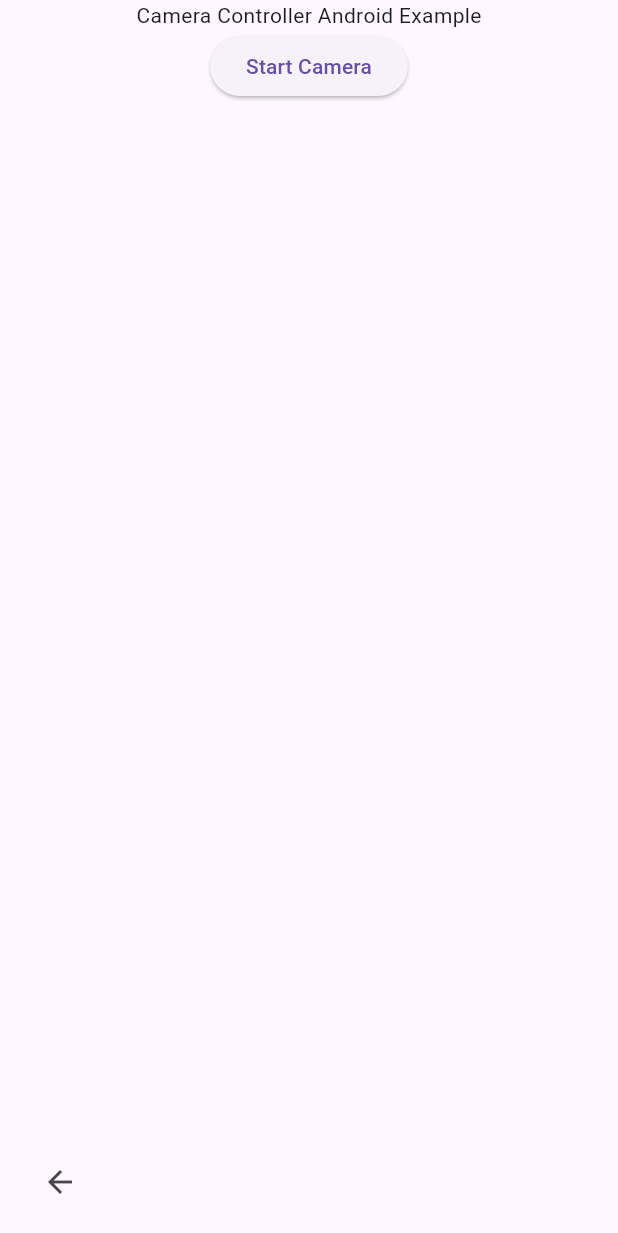
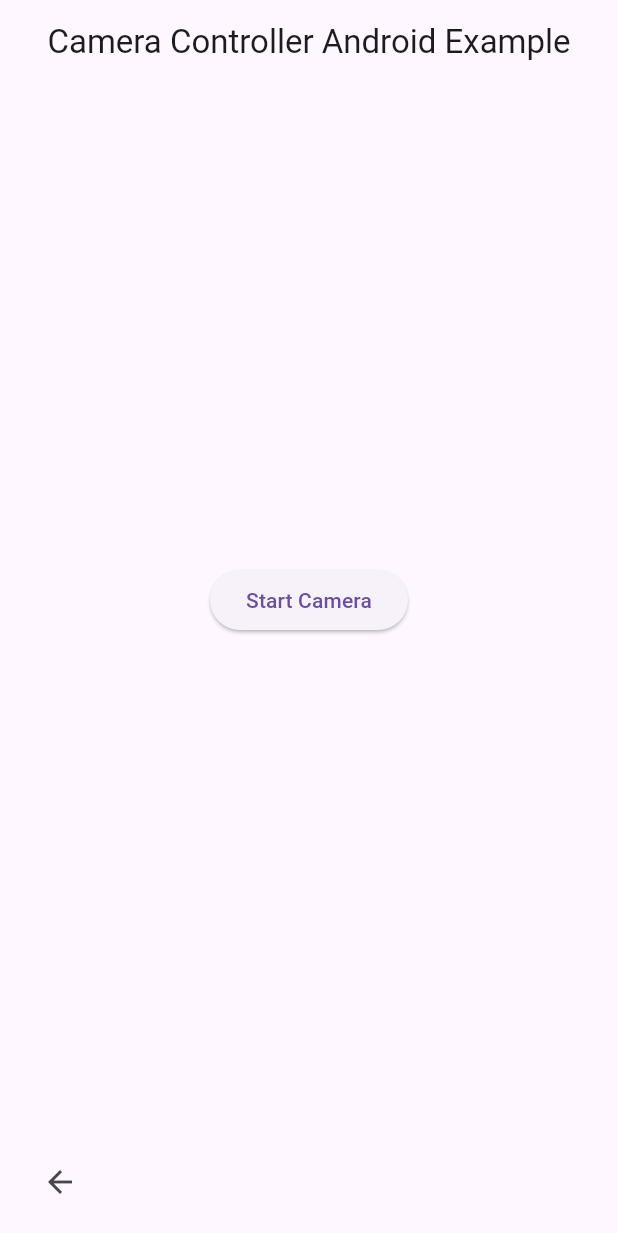
Before and after one commit to sridharprasath94/flutter_camera, a Flutter app: the screen it shows after launch, on a phone screen of 412 x 824 dp. Shown: the top 1233 px of the screen. Run offline on Flutter 3.47's test engine with Material 3 defaults, Android fonts, the phone set to English and light mode, and no system bars; our stand-ins replace plugin_platform_interface.

Commit message:
Add app bar for each apps for identification

```diff
--- a/apps/native_camera_controller_android_example/lib/main.dart
+++ b/apps/native_camera_controller_android_example/lib/main.dart
@@ -47,6 +47,9 @@ class StartPage extends StatelessWidget {
     onWillPop: false,
     action: SystemNavigator.pop,
     child: Scaffold(
+      appBar:  AppBar(
+        title: const Center(child: Text('Camera Controller Android Example')),
+      ),
       bottomNavigationBar: const BottomAppBar(
         color: Colors.transparent,
         child: Align(
@@ -55,16 +58,11 @@ class StartPage extends StatelessWidget {
         ),
       ),
       body: Center(
-        child: Column(
-          children: <Widget>[
-            const Text('Camera Controller Android Example'),
-            ElevatedButton(
-              onPressed: () {
-                unawaited(Navigator.pushNamed(context, '/camera'));
-              },
-              child: const Text('Start Camera'),
-            ),
-          ],
+        child: ElevatedButton(
+          onPressed: () {
+            unawaited(Navigator.pushNamed(context, '/camera'));
+          },
+          child: const Text('Start Camera'),
         ),
       ),
     ),
--- a/apps/native_camera_controller_example/lib/main.dart
+++ b/apps/native_camera_controller_example/lib/main.dart
@@ -47,6 +47,9 @@ class StartPage extends StatelessWidget {
     onWillPop: false,
     action: Platform.isAndroid ? SystemNavigator.pop : () {},
     child: Scaffold(
+      appBar:  AppBar(
+        title: const Center(child: Text('Camera Controller Example')),
+      ),
       bottomNavigationBar: Platform.isAndroid ? const BottomAppBar(
         color: Colors.transparent,
         child: Align(
@@ -57,16 +60,11 @@ class StartPage extends StatelessWidget {
         ),
       ) : null,
       body: Center(
-        child: Column(
-          children: <Widget>[
-            const Text('Camera Controller Example'),
-            ElevatedButton(
-              onPressed: () {
-                unawaited(Navigator.pushNamed(context, '/camera'));
-              },
-              child: const Text('Start Camera'),
-            ),
-          ],
+        child: ElevatedButton(
+          onPressed: () {
+            unawaited(Navigator.pushNamed(context, '/camera'));
+          },
+          child: const Text('Start Camera'),
         ),
       ),
     ),
--- a/apps/native_camera_controller_ios_example/lib/main.dart
+++ b/apps/native_camera_controller_ios_example/lib/main.dart
@@ -48,17 +48,15 @@ class StartPage extends StatelessWidget {
     onWillPop: false,
     action: () {},
     child: Scaffold(
+      appBar:  AppBar(
+        title: const Center(child: Text('Camera Controller iOS Example')),
+      ),
       body: Center(
-        child: Column(
-          children: <Widget>[
-            const Text('Camera Controller iOS Example'),
-            ElevatedButton(
-              onPressed: () async {
-                await Navigator.pushNamed(context, '/camera');
-              },
-              child: const Text('Start Camera'),
-            ),
-          ],
+        child: ElevatedButton(
+          onPressed: () async {
+            await Navigator.pushNamed(context, '/camera');
+          },
+          child: const Text('Start Camera'),
         ),
       ),
     ),
```
